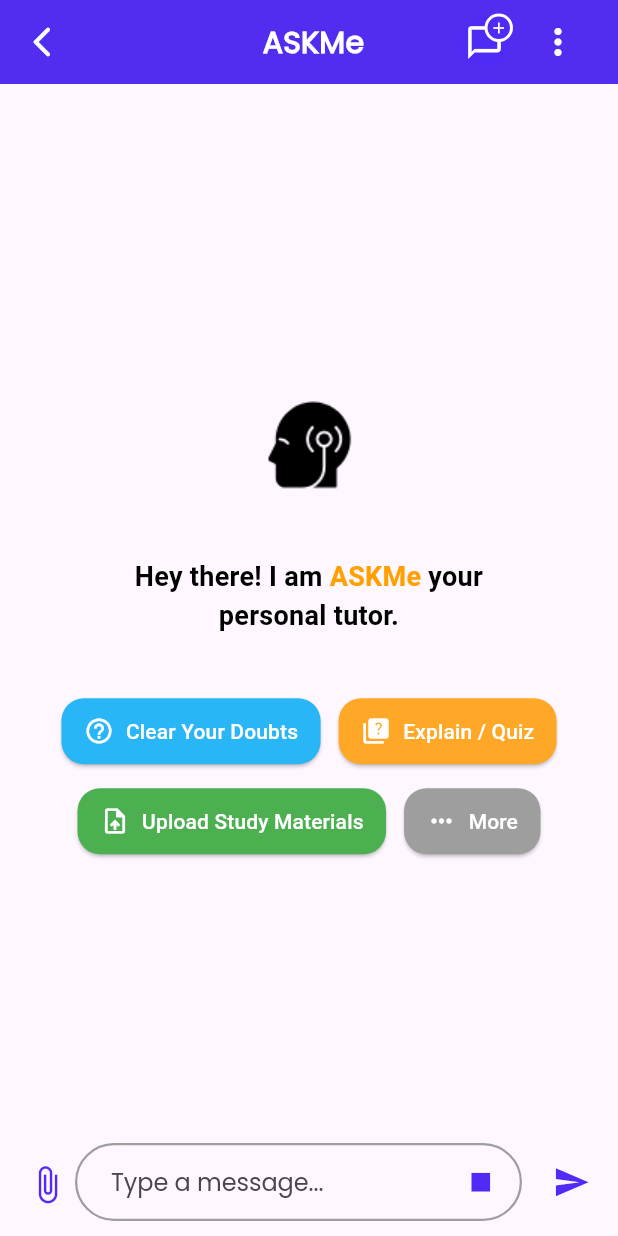
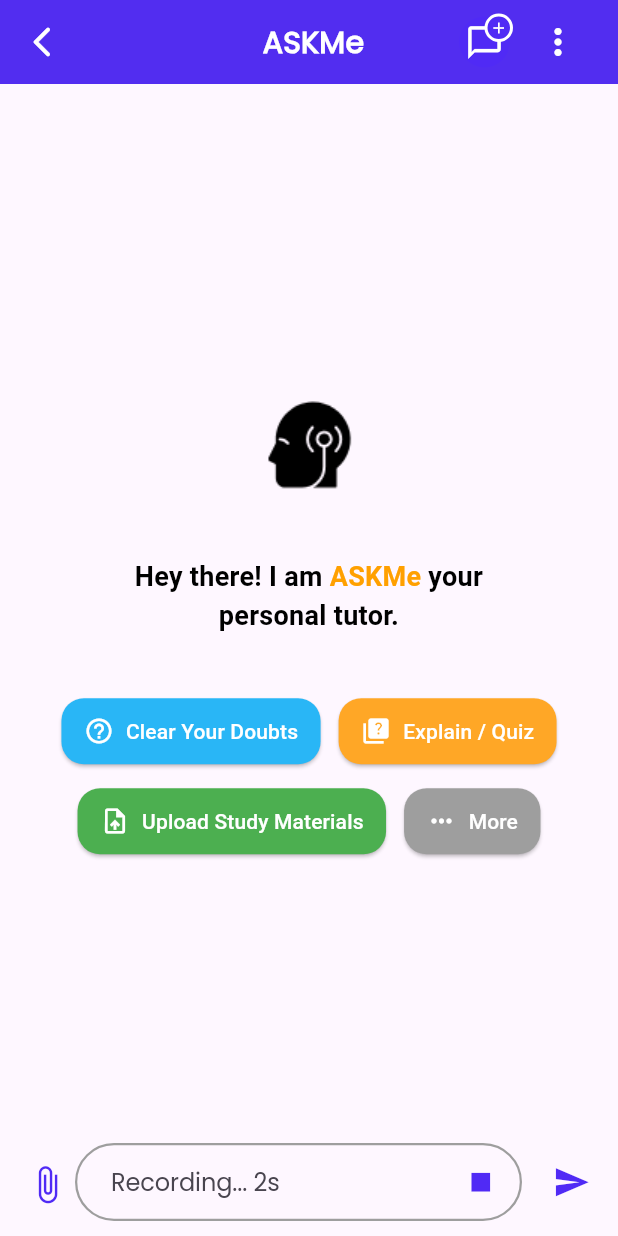
Before and after one commit to VSI0N/ACADEMe, a Flutter app: the ASKMe screen opened directly, item 2 of the bottom bar chosen, after a tap on the "stop" icon, on a phone screen of 412 x 824 dp. Run offline on Flutter 3.47's test engine with Material 3 defaults, Android fonts, the phone set to English and light mode, and no system bars; our stand-ins replace cloud_firestore, file_picker, firebase_auth, firebase_core, google_sign_in, image_picker and 2 more; missing offline and left inert: record; accounts and stored records are empty.

Commit message:
Added Recording Feature in ASKMe.dart

```diff
--- a/ACADEMe-frontend/lib/home/pages/ASKMe.dart
+++ b/ACADEMe-frontend/lib/home/pages/ASKMe.dart
@@ -9,6 +9,8 @@ import 'package:path_provider/path_provider.dart';
 import 'dart:io';
 import 'dart:async';
 import 'file_view.dart';
+
+import 'package:http_parser/http_parser.dart';
 
 class ASKMe extends StatefulWidget {
   @override
@@ -22,6 +24,8 @@ class _ASKMeState extends State<ASKMe> {
   final TextEditingController _textController = TextEditingController();
   final AudioRecorder _audioRecorder = AudioRecorder();
   bool _isRecording = false;
+  Timer? _timer;
+  int _seconds = 0;
 
   String searchQuery = "";
   List<Map<String, String>> languages = [
@@ -40,8 +44,9 @@ class _ASKMeState extends State<ASKMe> {
       return languages; // If search query is empty, show all languages
     } else {
       return languages
-          .where((language) =>
-          language['name']!.toLowerCase().contains(searchQuery.toLowerCase()))
+          .where((language) => language['name']!
+              .toLowerCase()
+              .contains(searchQuery.toLowerCase()))
           .toList(); // Filter the languages based on the search query
     }
   }
@@ -55,30 +60,32 @@ class _ASKMeState extends State<ASKMe> {
   @override
   void initState() {
     super.initState();
-    _scrollController.addListener(() {
-      // Optional: Add logic if needed when the user scrolls
-    });
+    _initRecorder();
   }
 
+  Future<void> _initRecorder() async {
+    bool hasPermission = await _audioRecorder.hasPermission();
+    if (!hasPermission) {
+      print("Recording permission not granted.");
+    }
+  }
 
   void _showPromptDialog(File file, String fileType) {
+    // This is unchanged
     TextEditingController promptController = TextEditingController();
 
     showDialog(
       context: context,
-      builder: (context) =>
-          AlertDialog(
+      builder: (context) => AlertDialog(
         title: Text("Add Optional Prompt"),
         content: Column(
           mainAxisSize: MainAxisSize.min,
           children: [
             ListTile(
               leading: Icon(Icons.attach_file),
-                  title: Text(file.path
-                      .split('/')
-                      .last),
-                  subtitle: Text(
-                      "${(file.lengthSync() / 1024).toStringAsFixed(1)}KB"),
+              title: Text(file.path.split('/').last),
+              subtitle:
+                  Text("${(file.lengthSync() / 1024).toStringAsFixed(1)}KB"),
             ),
             TextField(
               controller: promptController,
@@ -108,6 +115,7 @@ class _ASKMeState extends State<ASKMe> {
   }
 
   Future<void> _pickFile(String fileType) async {
+    // This is unchanged
     FileType type;
     List<String>? allowedExtensions;
 
@@ -130,6 +138,7 @@ class _ASKMeState extends State<ASKMe> {
     }
 
     FilePickerResult? result = await FilePicker.platform.pickFiles(
+      //This is unchanged
       type: type,
       allowedExtensions: allowedExtensions,
     );
@@ -142,10 +151,11 @@ class _ASKMeState extends State<ASKMe> {
     }
   }
 
-
-  Future<void> _uploadFile(File file, String fileType, [String prompt = '']) async {
+  Future<void> _uploadFile(File file, String fileType,
+      [String prompt = '']) async {
     //ASKMe backend URL
-    var url = Uri.parse('http://10.0.2.2:8000/api/process_${fileType.toLowerCase()}');
+    var url =
+        Uri.parse('http://10.0.2.2:8000/api/process_${fileType.toLowerCase()}');
 
     var request = http.MultipartRequest('POST', url);
     request.fields.addAll({
@@ -155,7 +165,8 @@ class _ASKMeState extends State<ASKMe> {
     });
 
     String fileFieldName = (fileType == 'Image') ? 'image' : 'file';
-    request.files.add(await http.MultipartFile.fromPath(fileFieldName, file.path));
+    request.files
+        .add(await http.MultipartFile.fromPath(fileFieldName, file.path));
 
     var response = await request.send();
     String responseBody = await response.stream.bytesToString();
@@ -171,7 +182,7 @@ class _ASKMeState extends State<ASKMe> {
           chatMessages.add({
             "role": "user",
             "text": "Uploaded $fileType",
-            "fileInfo": file.path,  // ✅ Save the image file path
+            "fileInfo": file.path, // ✅ Save the image file path
             "fileType": fileType,
           });
           chatMessages.add({
@@ -197,40 +208,146 @@ class _ASKMeState extends State<ASKMe> {
     }
   }
 
-
-
   Future<void> _toggleRecording() async {
     if (_isRecording) {
+      // Stop recording
       String? path = await _audioRecorder.stop();
-      setState(() => _isRecording = false);
+      setState(() {
+        _isRecording = false;
+        _timer?.cancel();
+        _seconds = 0;
+      });
 
-      if (path != null && File(path).existsSync()) {
-        await _uploadFile(File(path), "Audio"); // ✅ No need to pass an empty prompt manually
+      if (path != null) {
+        File file = File(path);
+        print(
+            "Audio file path: $path, Size: ${file.existsSync() ? file.lengthSync() : 'File not found'} bytes");
+
+        if (file.existsSync()) {
+          print("File exists, uploading...");
+          await _uploadSpeech(file);
         } else {
-        print("Recording failed or file not found");
+          print("File does NOT exist. Path: $path");
         }
       } else {
-      Map<Permission, PermissionStatus> statuses = await [
-        Permission.microphone,
-        Permission.storage,
-      ].request();
+        print("Recording path is null.");
+      }
+    } else {
+      // Request microphone permission
+      PermissionStatus micStatus = await Permission.microphone.request();
+      if (!micStatus.isGranted) {
+        print("Microphone permission not granted.");
 
-      if (statuses[Permission.microphone]?.isGranted == true &&
-          statuses[Permission.storage]?.isGranted == true) {
-        Directory tempDir = await getTemporaryDirectory();
-        String filePath = '${tempDir.path}/recording.m4a';
+        return;
+      }
 
+      // Prepare file path for recording in WAV format
+      Directory tempDir = await getApplicationDocumentsDirectory();
+      String filePath =
+          '${tempDir.path}/recording_${DateTime.now().millisecondsSinceEpoch}.wav';
+
+      try {
+        // Start recording with WAV format
+        print("Starting recording at path: $filePath");
         await _audioRecorder.start(
-          RecordConfig(encoder: AudioEncoder.aacLc),
+          const RecordConfig(encoder: AudioEncoder.wav), // WAV format
           path: filePath,
         );
-        setState(() => _isRecording = true);
-      } else {
-        print("Permission denied");
+
+        setState(() {
+          _isRecording = true;
+          _seconds = 0;
+        });
+
+        // Timer for tracking recording duration
+        _timer = Timer.periodic(const Duration(seconds: 1), (Timer t) {
+          setState(() {
+            _seconds++;
+          });
+        });
+      } catch (e) {
+        print("Error starting recording: $e");
       }
     }
   }
 
+// **Update Upload Function to Support WAV**
+  Future<void> _uploadSpeech(File file) async {
+    try {
+      if (!file.existsSync() || file.lengthSync() == 0) {
+        print("❌ File does not exist or is empty.");
+        return;
+      }
+      print("File size: ${file.lengthSync()} bytes");
+
+      //ASKMe backend URL
+      var url = Uri.parse('http://10.0.2.2:8000/api/process_stt'); // API URL
+
+      var request = http.MultipartRequest('POST', url);
+
+      // Add required fields for the server
+      request.fields.addAll({
+        'prompt': 'Describe this audio',
+        'source_lang': 'auto',
+        'target_lang': selectedLanguage,
+      });
+
+      // Add the audio file to the request with the 'file' field name
+      request.files.add(await http.MultipartFile.fromPath('file', file.path,
+          contentType: MediaType("audio", "x-wav")));
+
+      // Send the request
+      var response = await request.send();
+      String responseBody =
+          await response.stream.bytesToString(); // Get server response
+
+      // Print the server's response body
+      print("Server response: $responseBody");
+
+      // Handle server response
+      if (response.statusCode == 200) {
+        print("✅ Audio uploaded successfully!");
+
+        // Decode the response from JSON and handle it
+        var decodedResponse = jsonDecode(responseBody);
+        await _handleServerResponse(decodedResponse); // Update the input field
+      } else {
+        print("❌ Upload failed with status: ${response.statusCode}");
+        print(
+            "Server response: $responseBody"); // Print the response body for debugging
+        setState(() {
+          chatMessages.add({
+            "role": "assistant",
+            "text": "❌ Audio upload failed. Server response: $responseBody",
+          });
+        });
+      }
+    } catch (e) {
+      print("❌ Error uploading audio: $e");
+      setState(() {
+        chatMessages.add({
+          "role": "assistant",
+          "text": "❌ Error uploading audio: $e",
+        });
+      });
+    }
+  }
+
+  // Handle the server response and update the input field with the "text" part
+  Future<void> _handleServerResponse(Map<String, dynamic> response) async {
+    try {
+      if (response.containsKey('text')) {
+        String responseText = response['text'];
+
+        // Update the input field with the 'text' part of the response
+        _textController.text = responseText;
+      } else {
+        print("❌ No text key in server response");
+      }
+    } catch (e) {
+      print("❌ Error handling server response: $e");
+    }
+  }
 
   void _sendMessage() async {
     String message = _textController.text.trim();
@@ -240,10 +357,7 @@ class _ASKMeState extends State<ASKMe> {
       var response = await http.post(
         url,
         headers: {'Content-Type': 'application/x-www-form-urlencoded'},
-        body: {
-          'text': message,
-          'target_language': selectedLanguage
-        },
+        body: {'text': message, 'target_language': selectedLanguage},
       );
 
       if (response.statusCode == 200) {
@@ -268,7 +382,6 @@ class _ASKMeState extends State<ASKMe> {
     }
   }
 
-
   void _showLanguageSelection() {
     showModalBottomSheet(
       context: this.context,
@@ -281,8 +394,9 @@ class _ASKMeState extends State<ASKMe> {
         return StatefulBuilder(
           builder: (context, setModalState) {
             List<Map<String, String>> filteredLanguages = languages
-                .where((language) =>
-                language['name']!.toLowerCase().startsWith(searchQuery.toLowerCase()))
+                .where((language) => language['name']!
+                    .toLowerCase()
+                    .startsWith(searchQuery.toLowerCase()))
                 .toList();
 
             return Padding(
@@ -334,7 +448,6 @@ class _ASKMeState extends State<ASKMe> {
     );
   }
 
-
   @override
   Widget build(BuildContext context) {
     return Scaffold(
@@ -345,13 +458,15 @@ class _ASKMeState extends State<ASKMe> {
         title: Row(
           mainAxisAlignment: MainAxisAlignment.spaceBetween,
           children: [
-            Opacity(opacity: 0,
+            Opacity(
+                opacity: 0,
                 child: IconButton(icon: Icon(Icons.menu), onPressed: () {})),
             Expanded(
               child: Text(
                 'ASKMe',
                 textAlign: TextAlign.center,
-                style: TextStyle(color: Colors.white,
+                style: TextStyle(
+                    color: Colors.white,
                     fontWeight: FontWeight.bold,
                     fontSize: 20),
               ),
@@ -371,13 +486,11 @@ class _ASKMeState extends State<ASKMe> {
           ],
         ),
       ),
-      body: chatMessages.isEmpty
-          ? _buildInitialUI()
-          : _buildChatUI(context),
+      body: chatMessages.isEmpty ? _buildInitialUI() : _buildChatUI(context),
       bottomNavigationBar: AnimatedPadding(
         duration: Duration(milliseconds: 300),
         padding: EdgeInsets.only(
-          bottom: MediaQuery.of(context).viewInsets.bottom, // Adjusts when keyboard appears
+          bottom: MediaQuery.of(context).viewInsets.bottom,
         ),
         child: Padding(
           padding: EdgeInsets.all(10),
@@ -387,12 +500,14 @@ class _ASKMeState extends State<ASKMe> {
                 width: 40,
                 height: 40,
                 child: IconButton(
-                  icon: Icon(Icons.attach_file, color: AcademeTheme.appColor, size: 27),
+                  icon: Icon(Icons.attach_file,
+                      color: AcademeTheme.appColor, size: 27),
                   onPressed: () {
                     showModalBottomSheet(
                       context: context,
                       shape: RoundedRectangleBorder(
-                        borderRadius: BorderRadius.vertical(top: Radius.circular(20)),
+                        borderRadius:
+                            BorderRadius.vertical(top: Radius.circular(20)),
                       ),
                       builder: (BuildContext context) {
                         return Padding(
@@ -400,10 +515,22 @@ class _ASKMeState extends State<ASKMe> {
                           child: Column(
                             mainAxisSize: MainAxisSize.min,
                             children: [
-                              _buildAttachmentOption(context, Icons.image, "Image", Colors.blue, 'Image'),
-                              _buildAttachmentOption(context, Icons.insert_drive_file, "Document", Colors.green, 'Document'),
-                              _buildAttachmentOption(context, Icons.video_library, "Video", Colors.orange, 'Video'),
-                              _buildAttachmentOption(context, Icons.audiotrack, "Audio", Colors.purple, 'Audio'),
+                              _buildAttachmentOption(context, Icons.image,
+                                  "Image", Colors.blue, 'Image'),
+                              _buildAttachmentOption(
+                                  context,
+                                  Icons.insert_drive_file,
+                                  "Document",
+                                  Colors.green,
+                                  'Document'),
+                              _buildAttachmentOption(
+                                  context,
+                                  Icons.video_library,
+                                  "Video",
+                                  Colors.orange,
+                                  'Video'),
+                              _buildAttachmentOption(context, Icons.audiotrack,
+                                  "Audio", Colors.purple, 'Audio'),
                             ],
                           ),
                         );
@@ -414,27 +541,33 @@ class _ASKMeState extends State<ASKMe> {
               ),
               Expanded(
                 child: Stack(
-                  alignment: Alignment.centerRight, // Align mic icon inside TextField
+                  alignment: Alignment.centerRight,
                   children: [
                     TextField(
                       controller: _textController,
-                      maxLines: 2, // Single-line input
+                      maxLines: 2,
                       minLines: 1,
                       keyboardType: TextInputType.multiline,
                       decoration: InputDecoration(
-                        hintText: "Type a message...",
-                        contentPadding: EdgeInsets.only(left: 20, right: 60, top: 14, bottom: 14), // Adjusted padding
+                        hintText: _isRecording
+                            ? "Recording... ${_seconds}s"
+                            : "Type a message...",
+                        contentPadding: EdgeInsets.only(
+                            left: 20, right: 60, top: 14, bottom: 14),
                         border: OutlineInputBorder(
-                          borderRadius: BorderRadius.circular(30), // Rounded shape
-                          borderSide: BorderSide(color: Colors.grey, width: 1.5), // Outline border
+                          borderRadius: BorderRadius.circular(30),
+                          borderSide:
+                              BorderSide(color: Colors.grey, width: 1.5),
                         ),
                         enabledBorder: OutlineInputBorder(
                           borderRadius: BorderRadius.circular(30),
-                          borderSide: BorderSide(color: Colors.grey, width: 1.5), // Subtle gray outline
+                          borderSide:
+                              BorderSide(color: Colors.grey, width: 1.5),
                         ),
                         focusedBorder: OutlineInputBorder(
                           borderRadius: BorderRadius.circular(30),
-                          borderSide: BorderSide(color: Colors.grey[300]!, width: 1.5), // Highlighted color when active
+                          borderSide:
+                              BorderSide(color: Colors.grey[300]!, width: 1.5),
                         ),
                       ),
                     ),
@@ -452,36 +585,24 @@ class _ASKMeState extends State<ASKMe> {
                   ],
                 ),
               ),
-
-              SizedBox(width: 12), // Added space between text field and send button
-
+              SizedBox(width: 12),
               Container(
                 width: 42,
                 height: 42,
-                // decoration: BoxDecoration(
-                //   shape: BoxShape.circle,
-                //   color: AcademeTheme.appColor,
-                // ),
                 child: IconButton(
-                  icon: Icon(Icons.send, color: AcademeTheme.appColor, size: 25),
-                  onPressed: _sendMessage,
+                  icon:
+                      Icon(Icons.send, color: AcademeTheme.appColor, size: 25),
+                  onPressed: () {
+                    _sendMessage();
+                    setState(() {
+                      _textController
+                          .clear(); // Clear input field after sending message
+                    });
+                  },
                   padding: EdgeInsets.zero,
                   constraints: BoxConstraints(),
                 ),
               ),
-
-
-              // Container(
-              //   width: 30,
-              //   height: 30,
-              //   decoration: BoxDecoration(shape: BoxShape.circle, color: AcademeTheme.appColor),
-              //   child: IconButton(
-              //     icon: Icon(Icons.send, color: Colors.white, size: 24),
-              //     onPressed: _sendMessage,
-              //     padding: EdgeInsets.zero,
-              //     constraints: BoxConstraints(),
-              //   ),
-              // ),
             ],
           ),
         ),
@@ -511,8 +632,8 @@ class _ASKMeState extends State<ASKMe> {
       String label, Color color, String fileType) {
     return ListTile(
       leading: Icon(icon, color: color),
-      title: Text(
-          label, style: TextStyle(fontSize: 16, fontWeight: FontWeight.w500)),
+      title: Text(label,
+          style: TextStyle(fontSize: 16, fontWeight: FontWeight.w500)),
       onTap: () {
         Navigator.pop(context);
         _pickFile(fileType);
@@ -520,7 +641,8 @@ class _ASKMeState extends State<ASKMe> {
     );
   }
 
-  Widget _languageTile(String language, String code, BuildContext modalContext) {
+  Widget _languageTile(
+      String language, String code, BuildContext modalContext) {
     return ListTile(
       title: Text(language),
       trailing: selectedLanguage == code
@@ -544,17 +666,19 @@ class _ASKMeState extends State<ASKMe> {
           children: [
             Column(
               children: [
-                Image.asset(
-                    'assets/icons/ASKMe_dark.png', width: 120.0, height: 120.0),
+                Image.asset('assets/icons/ASKMe_dark.png',
+                    width: 120.0, height: 120.0),
                 SizedBox(height: 15),
                 Text.rich(
                   TextSpan(
                     children: [
-                      TextSpan(text: 'Hey there! I am ',
+                      TextSpan(
+                          text: 'Hey there! I am ',
                           style: _textStyle(Colors.black)),
                       TextSpan(
                           text: 'ASKMe', style: _textStyle(Colors.amber[700]!)),
-                      TextSpan(text: ' your\npersonal tutor.',
+                      TextSpan(
+                          text: ' your\npersonal tutor.',
                           style: _textStyle(Colors.black)),
                     ],
                   ),
@@ -593,7 +717,8 @@ class _ASKMeState extends State<ASKMe> {
         bool isUser = message["role"] == "user";
 
         return Column(
-          crossAxisAlignment: isUser ? CrossAxisAlignment.end : CrossAxisAlignment.start,
+          crossAxisAlignment:
+              isUser ? CrossAxisAlignment.end : CrossAxisAlignment.start,
           children: [
             if (!isUser)
               CircleAvatar(
@@ -605,13 +730,15 @@ class _ASKMeState extends State<ASKMe> {
                 backgroundImage: AssetImage("assets/images/userImage.png"),
                 radius: 20,
               ),
-            if (message.containsKey("fileType") && message["fileType"] == "Image")
+            if (message.containsKey("fileType") &&
+                message["fileType"] == "Image")
               GestureDetector(
                 onTap: () {
                   Navigator.push(
                     context,
                     MaterialPageRoute(
-                      builder: (context) => FullScreenImage(imagePath: message["fileInfo"]!),
+                      builder: (context) =>
+                          FullScreenImage(imagePath: message["fileInfo"]!),
                     ),
                   );
                 },
@@ -636,17 +763,22 @@ class _ASKMeState extends State<ASKMe> {
               decoration: BoxDecoration(
                 gradient: isUser
                     ? LinearGradient(
-                  colors: [Colors.blue[300]!, Colors.blue[700]!], // Subtle gradient for user
+                        colors: [
+                          Colors.blue[300]!,
+                          Colors.blue[700]!
+                        ], // Subtle gradient for user
                         begin: Alignment.topLeft,
                         end: Alignment.bottomRight,
                       )
                     : null, // No gradient for AI
                 color: isUser ? null : Colors.grey[300]!, // Flat color for AI
-                borderRadius: BorderRadius.circular(isUser ? 20 : 15), // More rounding for user messages
+                borderRadius: BorderRadius.circular(
+                    isUser ? 20 : 15), // More rounding for user messages
                 boxShadow: isUser
                     ? [
                         BoxShadow(
-                    color: Colors.black.withOpacity(0.15), // Soft shadow for user messages
+                          color: Colors.black.withOpacity(
+                              0.15), // Soft shadow for user messages
                           blurRadius: 6,
                           offset: Offset(2, 4),
                         ),
@@ -661,8 +793,6 @@ class _ASKMeState extends State<ASKMe> {
                 ),
               ),
             )
-
-
           ],
         );
       },
@@ -685,11 +815,12 @@ class _ASKMeState extends State<ASKMe> {
           child: Container(
             width: 19,
             height: 19,
-            decoration: BoxDecoration(color: AcademeTheme.appColor,
+            decoration: BoxDecoration(
+                color: AcademeTheme.appColor,
                 shape: BoxShape.circle,
                 border: Border.all(color: Colors.white, width: 2)),
-            child: Center(
-                child: Icon(Icons.add, size: 12, color: Colors.white)),
+            child:
+                Center(child: Icon(Icons.add, size: 12, color: Colors.white)),
           ),
         ),
       ],
--- a/ACADEMe-frontend/pubspec.yaml
+++ b/ACADEMe-frontend/pubspec.yaml
@@ -52,6 +52,8 @@ dependencies:
   record: ^5.2.0
   path_provider: ^2.1.5
   url_launcher: ^6.3.1
+  http_parser: ^4.1.2
+
 
 
 dev_dependencies:
```
Also changed, not shown: 2 other files. Lines whose indentation alone changed are shown as unchanged.
